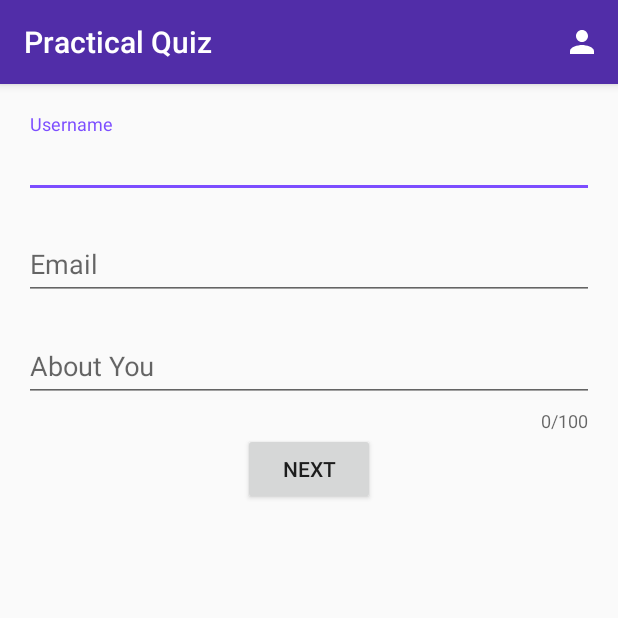
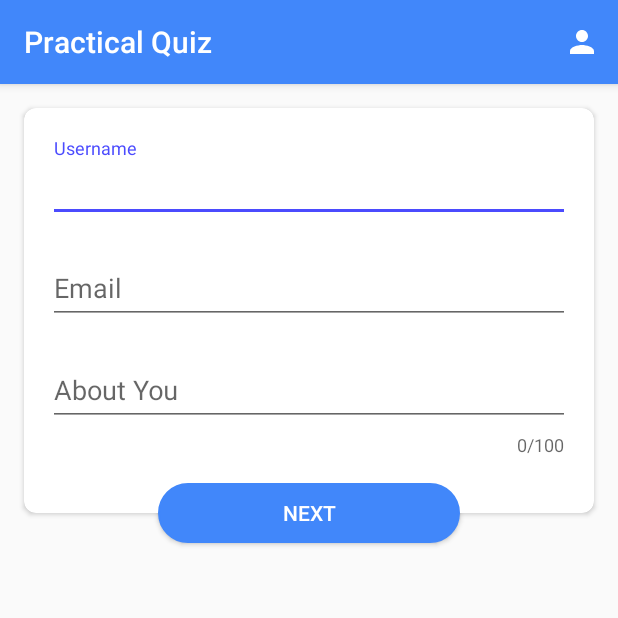
Before and after one commit to kundank191/weeklyChallengeLoginAndDetails, an Android app: the screen it shows after launch (MainActivity), on a phone screen of 412 x 824 dp, the top half of it. Run offline under Robolectric (Android 15) with nearby library versions, the phone set to English and light mode, and no system bars; our stand-ins replace ButterKnife.

Commit message:
feat : design refined

```diff
--- a/app/build.gradle
+++ b/app/build.gradle
@@ -34,4 +34,5 @@ dependencies {
     implementation 'com.jakewharton:butterknife:8.8.1'
     implementation 'de.hdodenhof:circleimageview:2.2.0'
     annotationProcessor 'com.jakewharton:butterknife-compiler:8.8.1'
+    implementation 'com.android.support:cardview-v7:27.1.0'
 }
--- a/app/src/main/java/com/example/android/myapplication/DetailsActivity.java
+++ b/app/src/main/java/com/example/android/myapplication/DetailsActivity.java
@@ -22,8 +22,6 @@ public class DetailsActivity extends AppCompatActivity {
     @BindView(R.id.aboutMeDetail)
     TextView mAbout;
 
-    private SharedPreferences mSharedPrefs;
-
     @Override
     public void onCreate(@Nullable Bundle savedInstanceState) {
         super.onCreate(savedInstanceState);
@@ -33,7 +31,7 @@ public class DetailsActivity extends AppCompatActivity {
 
         ButterKnife.bind(this);
 
-        mSharedPrefs = this.getBaseContext().getSharedPreferences(MainActivity.SAVED_FILE_KEY,MODE_PRIVATE);
+        SharedPreferences mSharedPrefs = this.getBaseContext().getSharedPreferences(MainActivity.SAVED_FILE_KEY, MODE_PRIVATE);
         String username = mSharedPrefs.getString(MainActivity.USER_KEY,"PomPom");
         String email = mSharedPrefs.getString(MainActivity.EMAIL_KEY,"email@example.com");
         String about = mSharedPrefs.getString(MainActivity.ABOUT_KEY,"About me");
--- /dev/null
+++ b/app/src/main/res/drawable/appgradient.xml
@@ -0,0 +1,9 @@
+<?xml version="1.0" encoding="utf-8"?>
+<shape xmlns:android="http://schemas.android.com/apk/res/android"
+    android:shape="rectangle">
+    <gradient
+        android:startColor="#0f3fa6"
+        android:centerColor="#1d73fe"
+        android:endColor="#4187fa"
+        android:angle="135"/>
+</shape>
--- /dev/null
+++ b/app/src/main/res/drawable/custom_button.xml
@@ -0,0 +1,35 @@
+<?xml version="1.0" encoding="utf-8"?>
+<selector xmlns:android="http://schemas.android.com/apk/res/android">
+    <item android:state_pressed="true" >
+        <shape>
+            <solid
+                android:color="@color/colorPrimary" />
+            <stroke
+                android:width="1dp"
+                android:color="@color/colorPrimaryDark" />
+            <corners
+                android:radius="20dp" />
+            <padding
+                android:left="10dp"
+                android:top="10dp"
+                android:right="10dp"
+                android:bottom="10dp" />
+        </shape>
+    </item>
+    <item android:state_pressed="false" >
+        <shape>
+            <solid
+                android:color="@color/colorPrimary" />
+            <stroke
+                android:width="1dp"
+                android:color="@color/colorPrimary" />
+            <corners
+                android:radius="20dp" />
+            <padding
+                android:left="10dp"
+                android:top="10dp"
+                android:right="10dp"
+                android:bottom="10dp" />
+        </shape>
+    </item>
+</selector>
--- /dev/null
+++ b/app/src/main/res/drawable/ic_usernew.xml
@@ -0,0 +1,5 @@
+<vector android:height="24dp" android:viewportHeight="53"
+    android:viewportWidth="53" android:width="24dp" xmlns:android="http://schemas.android.com/apk/res/android">
+    <path android:fillColor="#E7ECED" android:pathData="M18.613,41.552l-7.907,4.313c-0.464,0.253 -0.881,0.564 -1.269,0.903C14.047,50.655 19.998,53 26.5,53c6.454,0 12.367,-2.31 16.964,-6.144c-0.424,-0.358 -0.884,-0.68 -1.394,-0.934l-8.467,-4.233c-1.094,-0.547 -1.785,-1.665 -1.785,-2.888v-3.322c0.238,-0.271 0.51,-0.619 0.801,-1.03c1.154,-1.63 2.027,-3.423 2.632,-5.304c1.086,-0.335 1.886,-1.338 1.886,-2.53v-3.546c0,-0.78 -0.347,-1.477 -0.886,-1.965v-5.126c0,0 1.053,-7.977 -9.75,-7.977s-9.75,7.977 -9.75,7.977v5.126c-0.54,0.488 -0.886,1.185 -0.886,1.965v3.546c0,0.934 0.491,1.756 1.226,2.231c0.886,3.857 3.206,6.633 3.206,6.633v3.24C20.296,39.899 19.65,40.986 18.613,41.552z"/>
+    <path android:fillColor="#556080" android:pathData="M26.953,0.004C12.32,-0.246 0.254,11.414 0.004,26.047C-0.138,34.344 3.56,41.801 9.448,46.76c0.385,-0.336 0.798,-0.644 1.257,-0.894l7.907,-4.313c1.037,-0.566 1.683,-1.653 1.683,-2.835v-3.24c0,0 -2.321,-2.776 -3.206,-6.633c-0.734,-0.475 -1.226,-1.296 -1.226,-2.231v-3.546c0,-0.78 0.347,-1.477 0.886,-1.965v-5.126c0,0 -1.053,-7.977 9.75,-7.977s9.75,7.977 9.75,7.977v5.126c0.54,0.488 0.886,1.185 0.886,1.965v3.546c0,1.192 -0.8,2.195 -1.886,2.53c-0.605,1.881 -1.478,3.674 -2.632,5.304c-0.291,0.411 -0.563,0.759 -0.801,1.03V38.8c0,1.223 0.691,2.342 1.785,2.888l8.467,4.233c0.508,0.254 0.967,0.575 1.39,0.932c5.71,-4.762 9.399,-11.882 9.536,-19.9C53.246,12.32 41.587,0.254 26.953,0.004z"/>
+</vector>
--- a/app/src/main/res/layout/activity_details.xml
+++ b/app/src/main/res/layout/activity_details.xml
@@ -23,7 +23,7 @@
         android:layout_below="@id/toolbarDetail"
         android:layout_centerHorizontal="true"
         android:layout_height="140dp"
-        android:src="@drawable/ic_person_black_24dp"
+        android:src="@drawable/ic_usernew"
         app:civ_border_width="2dp"
         app:civ_border_color="@color/colorAccent"
         />
@@ -35,7 +35,7 @@
         android:textColor="@color/PrimaryText"
         android:layout_height="wrap_content"
         android:textSize="20sp"
-        android:text="Username"/>
+        android:text="@string/username"/>
     <TextView
         android:id="@+id/emailDetail"
         android:layout_marginTop="4dp"
@@ -45,7 +45,7 @@
         android:textColor="@color/SecondaryText"
         android:layout_width="wrap_content"
         android:layout_height="wrap_content"
-        android:text="Email@example.com"/>
+        android:text="@string/email_example"/>
     <TextView
         android:id="@+id/aboutMeDetail"
         android:layout_margin="16dp"
--- a/app/src/main/res/layout/activity_main.xml
+++ b/app/src/main/res/layout/activity_main.xml
@@ -19,68 +19,92 @@
         app:popupTheme="@style/ThemeOverlay.AppCompat.Light">
 
     </android.support.v7.widget.Toolbar>
+
+    <android.support.v7.widget.CardView
+        android:id="@+id/cardView2"
+        android:layout_width="match_parent"
+        android:layout_height="270dp"
+        android:layout_below="@id/toolbarMain"
+        android:layout_margin="16dp"
+        android:layout_marginEnd="8dp"
+        android:layout_marginStart="8dp"
+        android:layout_marginTop="8dp"
+        app:cardCornerRadius="8dp">
+
+        <RelativeLayout
+            android:layout_width="match_parent"
+            android:layout_height="wrap_content">
+
             <android.support.design.widget.TextInputLayout
-            android:layout_below="@id/toolbarMain"
                 android:id="@+id/usernameField"
-            android:paddingTop="16dp"
-            android:paddingStart="16dp"
-            android:paddingEnd="16dp"
                 android:layout_width="match_parent"
                 android:layout_height="wrap_content"
-            android:layout_marginTop="4dp">
+                android:layout_marginTop="4dp"
+                android:paddingEnd="16dp"
+                android:paddingStart="16dp"
+                android:paddingTop="16dp">
 
                 <EditText
                     android:id="@+id/username"
                     android:layout_width="match_parent"
                     android:layout_height="wrap_content"
-                android:inputType="text"
-                android:hint="@string/username"/>
+                    android:hint="@string/username"
+                    android:inputType="text" />
             </android.support.design.widget.TextInputLayout>
 
             <android.support.design.widget.TextInputLayout
                 android:id="@+id/emailField"
+                android:layout_width="match_parent"
+                android:layout_height="wrap_content"
                 android:layout_below="@id/usernameField"
-            android:layout_width="match_parent"
-            android:paddingTop="8dp"
+                android:layout_marginTop="4dp"
+                android:paddingEnd="16dp"
                 android:paddingStart="16dp"
-            android:paddingEnd="16dp"
-            android:layout_height="wrap_content"
-            android:layout_marginTop="4dp">
+                android:paddingTop="8dp">
 
                 <EditText
                     android:id="@+id/Email"
                     android:layout_width="match_parent"
                     android:layout_height="wrap_content"
-                android:inputType="textEmailAddress"
-                android:hint="@string/hint_email"/>
+                    android:hint="@string/hint_email"
+                    android:inputType="textEmailAddress" />
             </android.support.design.widget.TextInputLayout>
 
             <android.support.design.widget.TextInputLayout
                 android:id="@+id/aboutYouField"
+                android:layout_width="match_parent"
+                android:layout_height="wrap_content"
                 android:layout_below="@id/emailField"
-            android:layout_width="match_parent"
+                android:layout_marginTop="4dp"
+                android:paddingEnd="16dp"
+                android:paddingStart="16dp"
                 android:paddingTop="8dp"
-            android:paddingStart="16dp"
                 app:counterEnabled="true"
-            app:counterMaxLength="100"
-            android:paddingEnd="16dp"
-            android:layout_height="wrap_content"
-            android:layout_marginTop="4dp">
+                app:counterMaxLength="100">
 
                 <EditText
                     android:id="@+id/aboutYou"
                     android:layout_width="match_parent"
                     android:layout_height="wrap_content"
-                android:inputType="textMultiLine"
-                android:hint="@string/about_you"/>
+                    android:hint="@string/about_you"
+                    android:inputType="textMultiLine" />
             </android.support.design.widget.TextInputLayout>
+
+        </RelativeLayout>
+
+    </android.support.v7.widget.CardView>
 
     <Button
         android:id="@+id/nextButton"
-            android:layout_below="@id/aboutYouField"
+        android:layout_width="201dp"
+        android:layout_marginTop="-36dp"
+        android:layout_height="40dp"
         android:layout_centerHorizontal="true"
-            android:layout_width="wrap_content"
-            android:layout_height="wrap_content"
-            android:text="@string/next"/>
+        android:layout_below="@id/cardView2"
+        android:background="@drawable/custom_button"
+        android:text="@string/next"
+        android:textColor="@color/colorWhite" />
+
+
 
 </RelativeLayout>
--- a/app/src/main/res/values/colors.xml
+++ b/app/src/main/res/values/colors.xml
@@ -1,8 +1,8 @@
 <?xml version="1.0" encoding="utf-8"?>
 <resources>
-    <color name="colorPrimary">#512DA8</color>
-    <color name="colorPrimaryDark">#512DA8</color>
-    <color name="colorAccent">#7C4DFF</color>
+    <color name="colorPrimary">#4187fa</color>
+    <color name="colorPrimaryDark">#4187fa</color>
+    <color name="colorAccent">#4b4bfe</color>
     <color name="colorWhite">#ffffff</color>
 
     <color name="PrimaryText">#424242</color>
--- a/app/src/main/res/values/strings.xml
+++ b/app/src/main/res/values/strings.xml
@@ -6,4 +6,5 @@
     <string name="about_you">About You</string>
     <string name="next">Next</string>
     <string name="saved_details">Saved Details</string>
+    <string name="email_example">Email@example.com</string>
 </resources>
```
Lines whose indentation alone changed are shown as unchanged.
